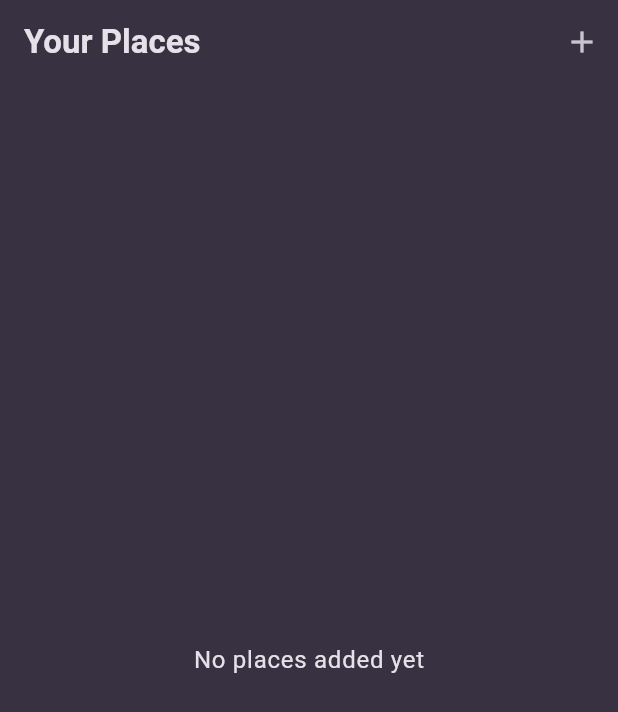
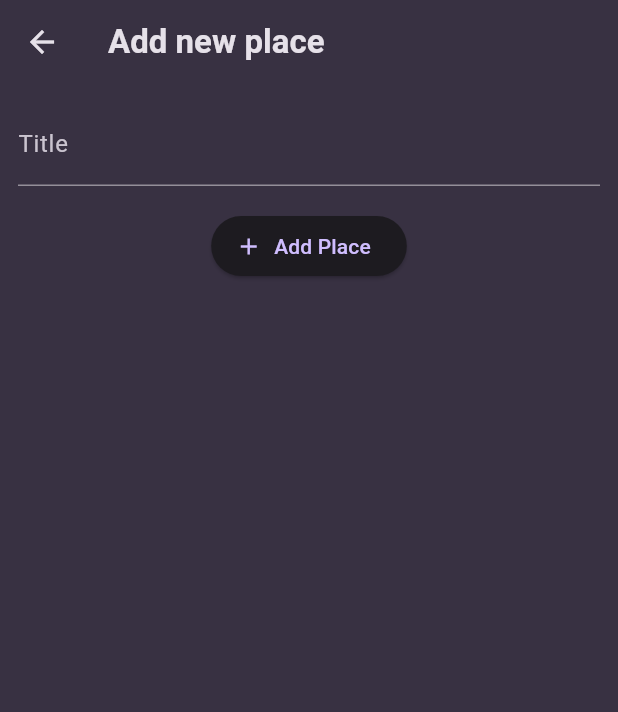
Before and after one commit to turek979/favorite_places, a Flutter app: the screen it shows after launch, after a tap on the "add" icon, on a phone screen of 412 x 824 dp. Shown: the top 712 px of the screen. Run offline on Flutter 3.47's test engine with Material 3 defaults, Android fonts, the phone set to English and light mode, and no system bars; our stand-ins replace flutter_riverpod, google_fonts.

Commit message:
add place names using provider

```diff
--- a/lib/main.dart
+++ b/lib/main.dart
@@ -1,7 +1,8 @@
+import 'package:flutter/material.dart';
+import 'package:flutter_riverpod/flutter_riverpod.dart';
+import 'package:google_fonts/google_fonts.dart';
+
 import 'package:favorite_places/screens/places_list_screen.dart';
-import 'package:flutter/material.dart';
-
-import 'package:google_fonts/google_fonts.dart';
 
 final colorScheme = ColorScheme.fromSeed(
   brightness: Brightness.dark,
@@ -27,7 +28,7 @@ final theme = ThemeData().copyWith(
 
 void main() {
   runApp(
-    const MyApp(),
+    const ProviderScope(child: MyApp()),
   );
 }
 
--- /dev/null
+++ b/lib/providers/user_places.dart
@@ -0,0 +1,15 @@
+import 'package:favorite_places/models/place.dart';
+import 'package:flutter_riverpod/flutter_riverpod.dart';
+
+class UserPlacesNotifier extends StateNotifier<List<Place>> {
+  UserPlacesNotifier() : super(const []);
+
+  void addPlace(String title) {
+    final newPlace = Place(title: title);
+    state = [newPlace, ...state];
+  }
+}
+
+final userPlacesProvider = StateNotifierProvider<UserPlacesNotifier, List<Place>>(
+  (ref) => UserPlacesNotifier(),
+);
--- a/lib/screens/add_place.dart
+++ b/lib/screens/add_place.dart
@@ -0,0 +1,59 @@
+import 'package:flutter/material.dart';
+import 'package:flutter_riverpod/flutter_riverpod.dart';
+
+import 'package:favorite_places/providers/user_places.dart';
+
+class AddPlaceScreen extends ConsumerStatefulWidget {
+  const AddPlaceScreen({super.key});
+
+  @override
+  ConsumerState<AddPlaceScreen> createState() => _AddPlaceScreenState();
+}
+
+class _AddPlaceScreenState extends ConsumerState<AddPlaceScreen> {
+  final _titleController = TextEditingController();
+
+  void _savePlace() {
+    final enteredTitle = _titleController.text;
+
+    if (enteredTitle.isEmpty) {
+      return;
+    }
+
+    ref.read(userPlacesProvider.notifier).addPlace(enteredTitle);
+    Navigator.of(context).pop();
+  }
+
+  @override
+  void dispose() {
+    _titleController.dispose();
+    super.dispose();
+  }
+
+  @override
+  Widget build(BuildContext context) {
+    return Scaffold(
+      appBar: AppBar(
+        title: const Text('Add new place'),
+      ),
+      body: SingleChildScrollView(
+        padding: const EdgeInsets.all(12),
+        child: Column(
+          children: [
+            TextField(
+              decoration: const InputDecoration(labelText: 'Title'),
+              controller: _titleController,
+              style: TextStyle(color: Theme.of(context).colorScheme.onSurface),
+            ),
+            const SizedBox(height: 16),
+            ElevatedButton.icon(
+              onPressed: _savePlace,
+              icon: const Icon(Icons.add),
+              label: const Text('Add Place'),
+            ),
+          ],
+        ),
+      ),
+    );
+  }
+}
--- a/lib/screens/places_list_screen.dart
+++ b/lib/screens/places_list_screen.dart
@@ -1,23 +1,35 @@
+import 'package:flutter/material.dart';
+import 'package:flutter_riverpod/flutter_riverpod.dart';
+
+import 'package:favorite_places/providers/user_places.dart';
+import 'package:favorite_places/screens/add_place.dart';
 import 'package:favorite_places/screens/widgets/places_list.dart';
-import 'package:flutter/material.dart';
 
-class PlacesListScreen extends StatelessWidget {
+class PlacesListScreen extends ConsumerWidget {
   const PlacesListScreen({super.key});
 
   @override
-  Widget build(BuildContext context) {
+  Widget build(BuildContext context, WidgetRef ref) {
+    final userPlaces = ref.watch(userPlacesProvider);
+
     return Scaffold(
       appBar: AppBar(
         title: const Text('Your Places'),
         actions: [
           IconButton(
-            onPressed: () {},
+            onPressed: () {
+              Navigator.of(context).push(
+                MaterialPageRoute(
+                  builder: (ctx) => const AddPlaceScreen(),
+                ),
+              );
+            },
             icon: const Icon(Icons.add),
           ),
         ],
       ),
       body: PlacesList(
-        places: [],
+        places: userPlaces,
       ),
     );
   }
--- a/pubspec.yaml
+++ b/pubspec.yaml
@@ -37,6 +37,8 @@ dependencies:
   cupertino_icons: ^1.0.6
   google_fonts: ^6.2.1
   uuid: ^4.4.2
+  riverpod: ^2.5.1
+  flutter_riverpod: ^2.5.1
 
 dev_dependencies:
   flutter_test:
```
Also changed, not shown: pubspec.lock.
